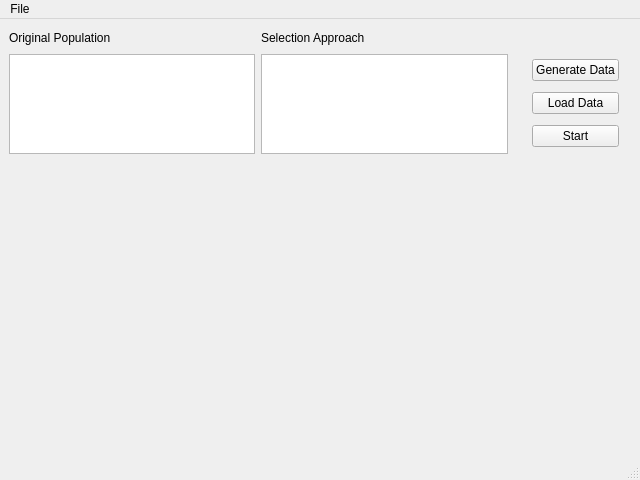
Above: design.ui from takasoft/GenomicSelectionSimulator before the change. Below: the same form after it.
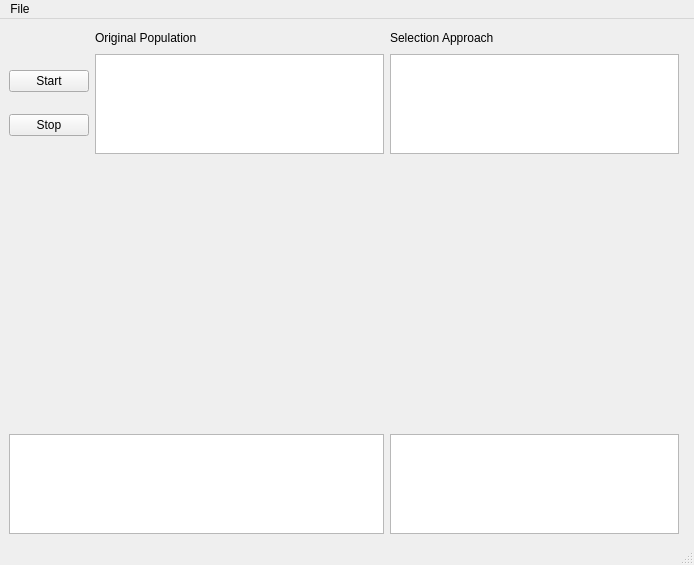
That is the form after the change.

Patch:
```diff
--- a/design.ui
+++ b/design.ui
@@ -6,8 +6,8 @@
    <rect>
     <x>0</x>
     <y>0</y>
-    <width>640</width>
-    <height>480</height>
+    <width>694</width>
+    <height>565</height>
    </rect>
   </property>
   <property name="windowTitle">
@@ -15,7 +15,34 @@
   </property>
   <widget class="QWidget" name="centralwidget">
    <layout class="QGridLayout" name="gridLayout">
-    <item row="0" column="0">
+    <item row="10" column="0" colspan="2">
+     <widget class="QListWidget" name="listStatus">
+      <property name="maximumSize">
+       <size>
+        <width>16777215</width>
+        <height>100</height>
+       </size>
+      </property>
+     </widget>
+    </item>
+    <item row="10" column="2">
+     <widget class="QListWidget" name="listSimStatus">
+      <property name="maximumSize">
+       <size>
+        <width>16777215</width>
+        <height>100</height>
+       </size>
+      </property>
+     </widget>
+    </item>
+    <item row="9" column="2" colspan="2">
+     <widget class="QLabel" name="labelSimStatus">
+      <property name="text">
+       <string/>
+      </property>
+     </widget>
+    </item>
+    <item row="0" column="1">
      <widget class="QLabel" name="labelOrgPopulation">
       <property name="maximumSize">
        <size>
@@ -28,7 +55,7 @@
       </property>
      </widget>
     </item>
-    <item row="0" column="1">
+    <item row="0" column="2">
      <widget class="QLabel" name="labelSelectionApproach">
       <property name="maximumSize">
        <size>
@@ -41,17 +68,17 @@
       </property>
      </widget>
     </item>
-    <item row="3" column="0">
-     <widget class="QListWidget" name="listWidgetOrgPopulation">
-      <property name="maximumSize">
-       <size>
-        <width>16777215</width>
-        <height>100</height>
-       </size>
-      </property>
-     </widget>
-    </item>
     <item row="3" column="1">
+     <widget class="QListWidget" name="listWidgetOrgPopulation">
+      <property name="maximumSize">
+       <size>
+        <width>16777215</width>
+        <height>100</height>
+       </size>
+      </property>
+     </widget>
+    </item>
+    <item row="3" column="2">
      <widget class="QListWidget" name="listWidgetSelectionApproach">
       <property name="maximumSize">
        <size>
@@ -61,7 +88,25 @@
       </property>
      </widget>
     </item>
-    <item row="7" column="0" colspan="8">
+    <item row="3" column="0">
+     <layout class="QVBoxLayout" name="verticalLayout">
+      <item>
+       <widget class="QPushButton" name="btnStartPause">
+        <property name="text">
+         <string>Start</string>
+        </property>
+       </widget>
+      </item>
+      <item>
+       <widget class="QPushButton" name="btnStop">
+        <property name="text">
+         <string>Stop</string>
+        </property>
+       </widget>
+      </item>
+     </layout>
+    </item>
+    <item row="4" column="0" rowspan="6" colspan="3">
      <widget class="QWidget" name="canvas" native="true">
       <property name="minimumSize">
        <size>
@@ -71,44 +116,6 @@
       </property>
      </widget>
     </item>
-    <item row="8" column="0" colspan="8">
-     <widget class="QLabel" name="labelStatus">
-      <property name="maximumSize">
-       <size>
-        <width>16777215</width>
-        <height>20</height>
-       </size>
-      </property>
-      <property name="text">
-       <string/>
-      </property>
-     </widget>
-    </item>
-    <item row="3" column="5">
-     <layout class="QVBoxLayout" name="verticalLayout">
-      <item>
-       <widget class="QPushButton" name="btnGenerateData">
-        <property name="text">
-         <string>Generate Data</string>
-        </property>
-       </widget>
-      </item>
-      <item>
-       <widget class="QPushButton" name="btnLoadData">
-        <property name="text">
-         <string>Load Data</string>
-        </property>
-       </widget>
-      </item>
-      <item>
-       <widget class="QPushButton" name="btnStart">
-        <property name="text">
-         <string>Start</string>
-        </property>
-       </widget>
-      </item>
-     </layout>
-    </item>
    </layout>
   </widget>
   <widget class="QMenuBar" name="menubar">
@@ -116,8 +123,8 @@
     <rect>
      <x>0</x>
      <y>0</y>
-     <width>640</width>
-     <height>25</height>
+     <width>694</width>
+     <height>23</height>
     </rect>
    </property>
    <widget class="QMenu" name="menuFile">
```
Left out of the diff: 7 changed lines with no effect on the pictures.
